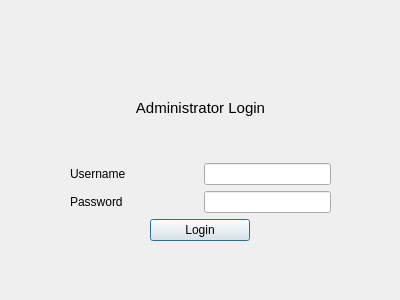
First picture: the form in logindialog.ui, repository zChen-1/HWGP01, before the edit.
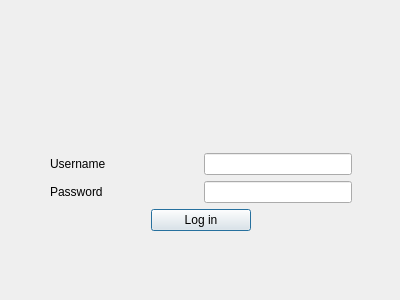
Second picture: the form after the edit. Icons and pictures are not drawn.

Commit message: Modify login dialog

```diff
--- a/logindialog.ui
+++ b/logindialog.ui
@@ -16,9 +16,9 @@
   <widget class="QWidget" name="verticalLayoutWidget">
    <property name="geometry">
     <rect>
-     <x>70</x>
-     <y>60</y>
-     <width>261</width>
+     <x>50</x>
+     <y>50</y>
+     <width>302</width>
      <height>181</height>
     </rect>
    </property>
@@ -26,7 +26,7 @@
     <item>
      <widget class="QLabel" name="label_3">
       <property name="text">
-       <string>&lt;html&gt;&lt;head/&gt;&lt;body&gt;&lt;p align=&quot;center&quot;&gt;&lt;span style=&quot; font-size:11pt;&quot;&gt;Administrator Login&lt;/span&gt;&lt;/p&gt;&lt;/body&gt;&lt;/html&gt;</string>
+       <string>&lt;html&gt;&lt;head/&gt;&lt;body&gt;&lt;p&gt;&lt;img src=&quot;:/new/images/img/login message.png&quot;/&gt;&lt;/p&gt;&lt;/body&gt;&lt;/html&gt;</string>
       </property>
      </widget>
     </item>
@@ -89,7 +89,7 @@
          </size>
         </property>
         <property name="text">
-         <string>Login</string>
+         <string>Log in</string>
         </property>
        </widget>
       </item>
```
The commit also changes 2 other files.
